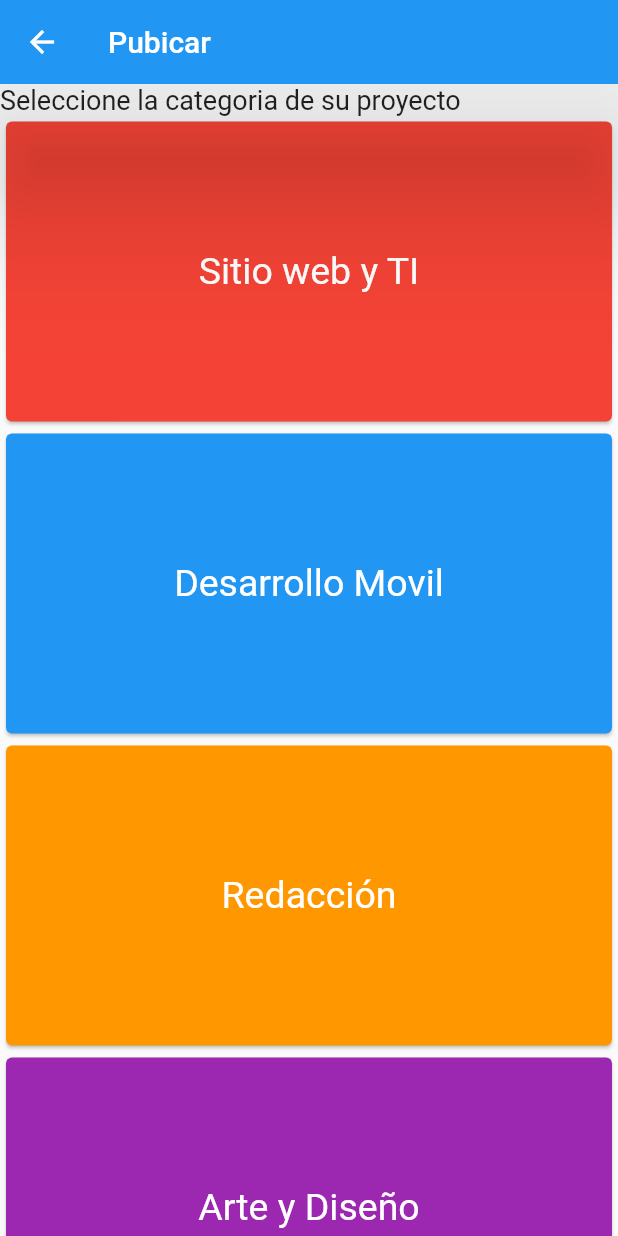
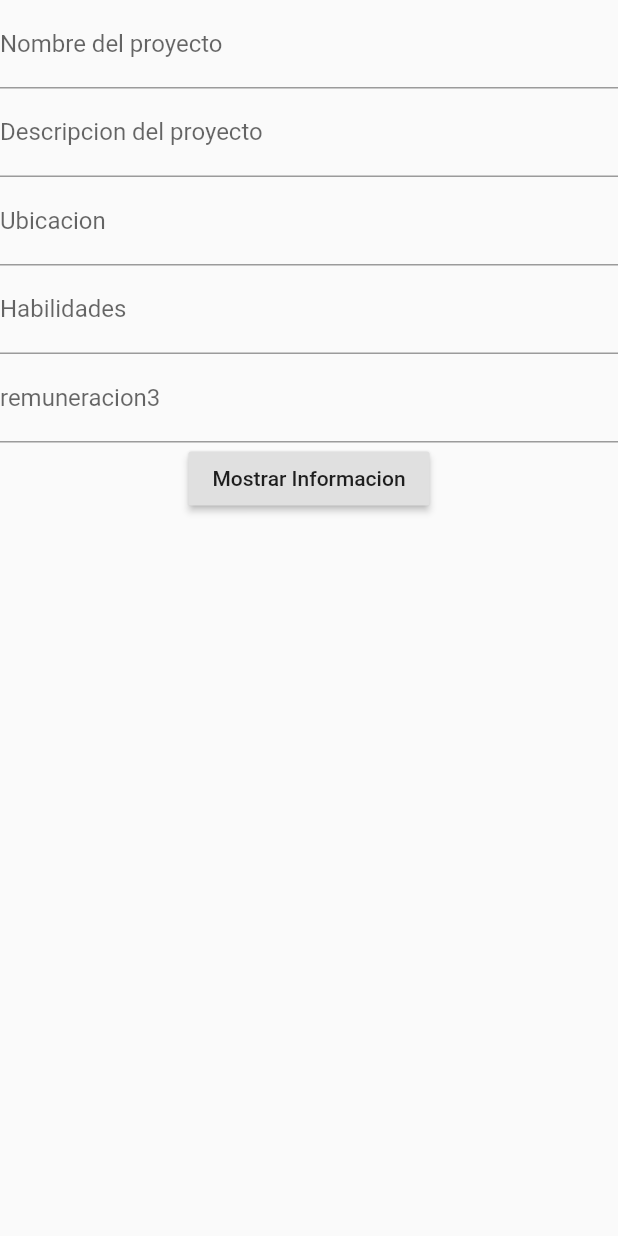
Before and after one commit to Jhon98c/AplicationMovil, a Flutter app: the pagePublicar screen opened directly, after a tap on "Sitio web y TI", on a phone screen of 412 x 824 dp. Run offline on Flutter 3.47's test engine with Material 2 defaults, Android fonts, the phone set to English and light mode, and no system bars; our stand-ins replace flutter_svg.

Commit message:
actualizacion v.2

```diff
--- /dev/null
+++ b/lib/Complementos/Routes.dart
@@ -0,0 +1,14 @@
+import 'package:flutter/material.dart';
+import 'package:flutter_app/Paginas/pageView.dart';
+
+class routesPage extends StatelessWidget {
+  @override
+  Widget build(BuildContext context) {
+    // TODO: implement build
+    return MaterialApp(
+      routes: <String, WidgetBuilder>{
+        "/pageView": (BuildContext context) => pageView(),
+      },
+    );
+  }
+}
--- /dev/null
+++ b/lib/Paginas/pageFormulario.dart
@@ -0,0 +1,82 @@
+import 'package:flutter/material.dart';
+import 'package:flutter_app/Paginas/pageView.dart';
+import 'package:flutter_app/Complementos/Routes.dart';
+
+class pageForm extends StatefulWidget {
+  @override
+  _pageFormState createState() => _pageFormState();
+}
+
+class _pageFormState extends State<pageForm> {
+  TextEditingController nameProyectController;
+  TextEditingController descripProyectController;
+  TextEditingController ubiProyectController;
+  TextEditingController habiliProyectController;
+  TextEditingController remuProyectController;
+
+  @override
+  Widget build(BuildContext context) {
+    // TODO: implement build
+    return Scaffold(
+      body: Column(
+        children: <Widget>[
+          TextField(
+            decoration: InputDecoration(labelText: 'Nombre del proyecto'),
+            controller: nameProyectController,
+          ),
+          TextField(
+            decoration: InputDecoration(labelText: 'Descripcion del proyecto'),
+            controller: descripProyectController,
+          ),
+          TextField(
+            decoration: InputDecoration(labelText: 'Ubicacion'),
+            controller: ubiProyectController,
+          ),
+          TextField(
+            decoration: InputDecoration(labelText: 'Habilidades'),
+            controller: habiliProyectController,
+          ),
+          TextField(
+            decoration: InputDecoration(labelText: 'remuneracion3'),
+            controller: remuProyectController,
+          ),
+          RaisedButton(
+              child: Text("Mostrar Informacion"),
+              onPressed: () {
+                _showSecondPage(context);
+              })
+        ],
+      ),
+    );
+  }
+
+  void _showSecondPage(BuildContext context) {
+    Navigator.of(context).pushNamed("pageView",
+        arguments: pageViewArguments(
+            nameProyect: nameProyectController.text,
+            descripProyect: descripProyectController.text,
+            ubiProyect: ubiProyectController.text,
+            habiliProyect: habiliProyectController.text,
+            remuProyect: remuProyectController.text));
+  }
+
+  @override
+  void initState() {
+    super.initState();
+    nameProyectController = TextEditingController();
+    descripProyectController = TextEditingController();
+    ubiProyectController = TextEditingController();
+    habiliProyectController = TextEditingController();
+    remuProyectController = TextEditingController();
+  }
+
+  void dispose() {
+    super.dispose();
+
+    nameProyectController.dispose();
+    descripProyectController.dispose();
+    ubiProyectController.dispose();
+    habiliProyectController.dispose();
+    remuProyectController.dispose();
+  }
+}
--- a/lib/Paginas/pagePublicar.dart
+++ b/lib/Paginas/pagePublicar.dart
@@ -1,4 +1,5 @@
 import 'package:flutter/material.dart';
+import 'package:flutter_app/Paginas/pageFormulario.dart';
 
 class pagePublicar extends StatelessWidget {
   var child;
@@ -42,7 +43,8 @@ class btn1 extends StatelessWidget {
       child: InkWell(
         splashColor: Colors.white,
         onTap: () {
-          print('Sitio web y TI.');
+          Navigator.of(context)
+              .push(MaterialPageRoute(builder: (context) => pageForm()));
         },
         child: Container(
           width: MediaQuery.of(context).size.width,
--- /dev/null
+++ b/lib/Paginas/pageView.dart
@@ -0,0 +1,36 @@
+import 'package:flutter/material.dart';
+
+class pageView extends StatelessWidget {
+  const pageView({Key key}) : super(key: key);
+  @override
+  Widget build(BuildContext context) {
+    pageViewArguments arguments = ModalRoute.of(context).settings.arguments;
+    // TODO: implement build
+    return Scaffold(
+      body: Column(
+        mainAxisAlignment: MainAxisAlignment.center,
+        children: <Widget>[
+          Text(arguments.nameProyect),
+          Text(arguments.descripProyect),
+          Text(arguments.ubiProyect),
+          Text(arguments.habiliProyect),
+          Text(arguments.remuProyect),
+        ],
+      ),
+    );
+  }
+}
+
+class pageViewArguments {
+  String nameProyect;
+  String descripProyect;
+  String ubiProyect;
+  String habiliProyect;
+  String remuProyect;
+  pageViewArguments(
+      {this.nameProyect,
+      this.descripProyect,
+      this.ubiProyect,
+      this.habiliProyect,
+      this.remuProyect});
+}
```
Also changed, not shown: lib/Paginas/pageBuscar.dart (+7 -0 lines), lib/main.dart (+9 -1 lines).
